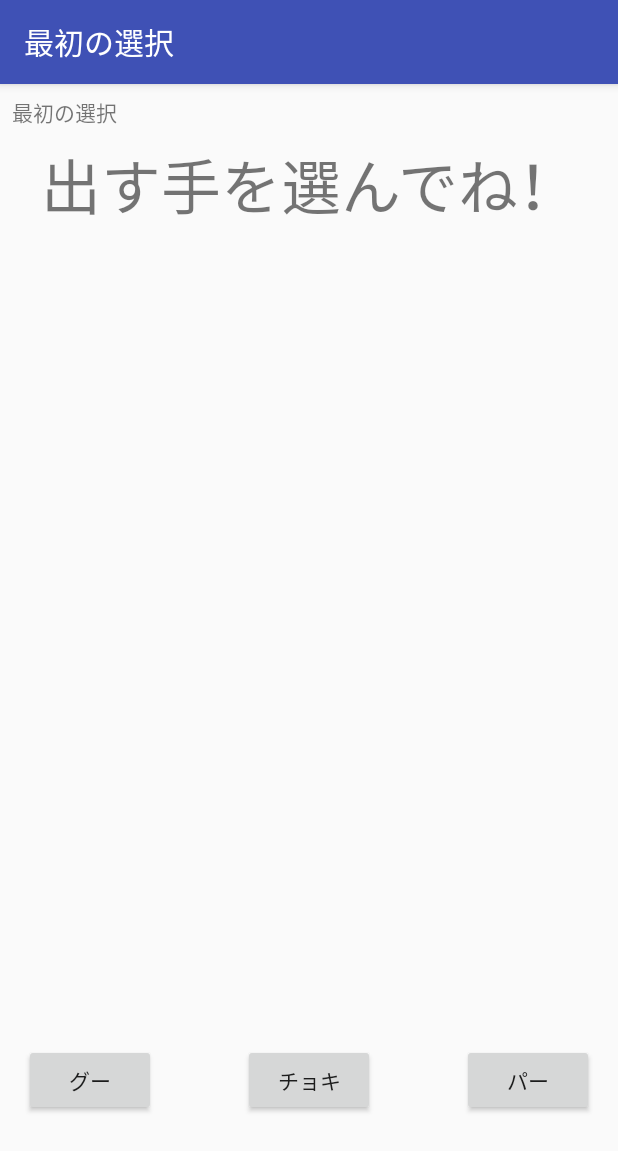
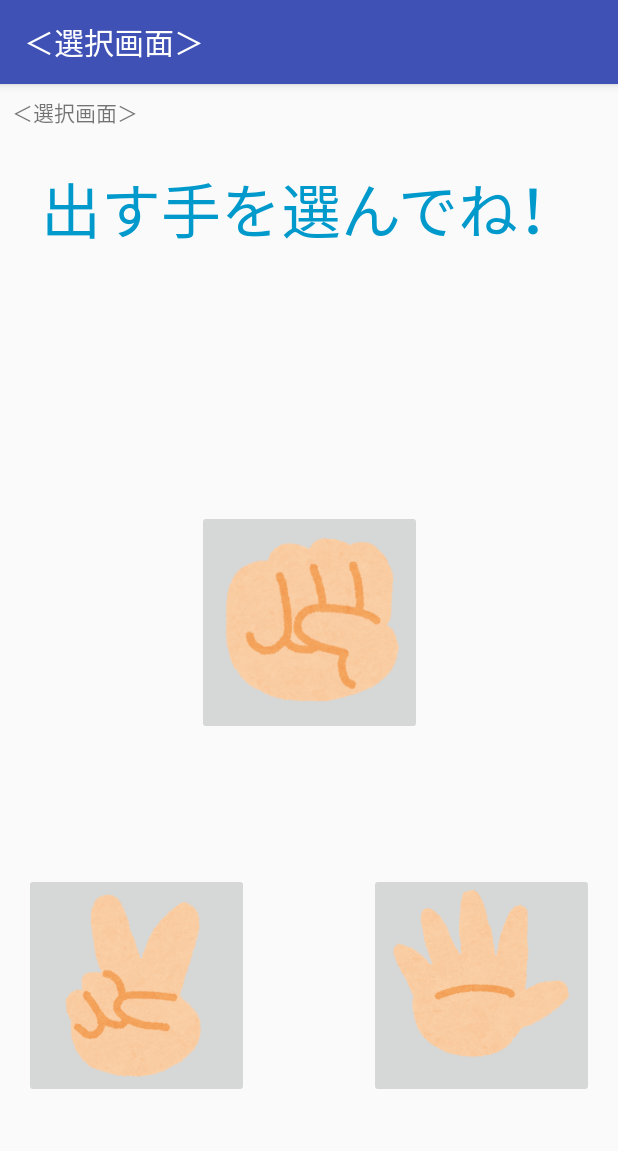
Before and after one commit to Bluewind12/App_zyanken_joke, an Android app: the ChoiceScreen screen opened directly, with no data from a screen before it, on a phone screen of 412 x 824 dp. Shown: the top 1151 px of the screen. Run offline under Robolectric (Android 15) with nearby library versions, the phone set to English and light mode, and no system bars.

```diff
--- a/app/src/main/java/com/example/momonyan/app_zyanken_joke/ChoiceScreen.kt
+++ b/app/src/main/java/com/example/momonyan/app_zyanken_joke/ChoiceScreen.kt
@@ -4,15 +4,16 @@ import android.content.Intent
 import android.os.Bundle
 import android.support.v7.app.AppCompatActivity
 import android.widget.Button
+import android.widget.ImageButton
 
 class ChoiceScreen : AppCompatActivity() {
     override fun onCreate(savedInstanceState: Bundle?) {
         super.onCreate(savedInstanceState)
         setContentView(R.layout.janken_first)
 
-        val rockButton = findViewById<Button>(R.id.gu_button)
-        val scissorsButton = findViewById<Button>(R.id.choki_button)
-        val paperButton = findViewById<Button>(R.id.pa_button)
+        val rockButton = findViewById<ImageButton>(R.id.gu_button)
+        val scissorsButton = findViewById<ImageButton>(R.id.choki_button)
+        val paperButton = findViewById<ImageButton>(R.id.pa_button)
         val winner = intent.getIntExtra("winner", 0)
 
         val nextIntent = Intent(this, QuestionScreen::class.java)
--- a/app/src/main/res/layout/janken_first.xml
+++ b/app/src/main/res/layout/janken_first.xml
@@ -1,8 +1,6 @@
 <?xml version="1.0" encoding="utf-8"?>
-<android.support.constraint.ConstraintLayout
-    xmlns:android="http://schemas.android.com/apk/res/android"
+<android.support.constraint.ConstraintLayout xmlns:android="http://schemas.android.com/apk/res/android"
     xmlns:app="http://schemas.android.com/apk/res-auto"
-    xmlns:tools="http://schemas.android.com/tools"
     android:layout_width="match_parent"
     android:layout_height="match_parent">
 
@@ -23,42 +21,55 @@
         android:layout_height="wrap_content"
         android:layout_marginEnd="8dp"
         android:layout_marginStart="8dp"
-        android:layout_marginTop="8dp"
-        android:text="出す手を選んでね！"
+        android:layout_marginTop="24dp"
+        android:text="@string/select"
+        android:textColor="@android:color/holo_blue_dark"
         android:textSize="40sp"
         app:layout_constraintEnd_toEndOf="parent"
         app:layout_constraintStart_toStartOf="parent"
         app:layout_constraintTop_toBottomOf="@+id/textView2" />
 
-    <Button
+    <ImageButton
         android:id="@+id/gu_button"
-        android:layout_width="wrap_content"
-        android:layout_height="wrap_content"
-        android:layout_marginBottom="80dp"
+        android:layout_width="150dp"
+        android:layout_height="150dp"
+        android:layout_marginBottom="180dp"
+        android:layout_marginEnd="16dp"
         android:layout_marginStart="16dp"
-        android:text="@string/gu"
+        android:layout_marginTop="16dp"
+        android:contentDescription="@string/gu"
+        android:scaleType="fitStart"
         app:layout_constraintBottom_toBottomOf="parent"
-        app:layout_constraintStart_toStartOf="parent" />
+        app:layout_constraintEnd_toEndOf="parent"
+        app:layout_constraintStart_toStartOf="parent"
+        app:layout_constraintTop_toBottomOf="@+id/textView"
+        app:srcCompat="@drawable/janken_gu" />
 
-    <Button
+    <ImageButton
         android:id="@+id/choki_button"
-        android:layout_width="wrap_content"
-        android:layout_height="wrap_content"
-        android:layout_marginBottom="80dp"
-        android:layout_marginEnd="8dp"
-        android:layout_marginStart="8dp"
-        android:text="@string/choki"
+        android:layout_width="150dp"
+        android:layout_height="150dp"
+        android:layout_marginBottom="16dp"
+        android:layout_marginStart="16dp"
+        android:layout_marginTop="16dp"
+        android:contentDescription="@string/choki"
+        android:scaleType="fitStart"
         app:layout_constraintBottom_toBottomOf="parent"
-        app:layout_constraintEnd_toStartOf="@+id/pa_button"
-        app:layout_constraintStart_toEndOf="@+id/gu_button" />
+        app:layout_constraintStart_toStartOf="parent"
+        app:layout_constraintTop_toBottomOf="@+id/gu_button"
+        app:srcCompat="@drawable/janken_choki" />
 
-    <Button
+    <ImageButton
         android:id="@+id/pa_button"
-        android:layout_width="wrap_content"
-        android:layout_height="wrap_content"
-        android:layout_marginBottom="80dp"
+        android:layout_width="150dp"
+        android:layout_height="150dp"
+        android:layout_marginBottom="16dp"
         android:layout_marginEnd="16dp"
-        android:text="@string/pa"
+        android:layout_marginTop="16dp"
+        android:contentDescription="@string/pa"
+        android:scaleType="fitStart"
         app:layout_constraintBottom_toBottomOf="parent"
-        app:layout_constraintEnd_toEndOf="parent" />
+        app:layout_constraintEnd_toEndOf="parent"
+        app:layout_constraintTop_toBottomOf="@+id/gu_button"
+        app:srcCompat="@drawable/janken_pa" />
 </android.support.constraint.ConstraintLayout>
--- a/app/src/main/res/values/strings.xml
+++ b/app/src/main/res/values/strings.xml
@@ -2,8 +2,9 @@
     <string name="app_name">じゃんけんゲーム</string>
     <string name="title">☆じゃんけんゲーム☆</string>
     <string name="start_button">じゃんけんを始める</string>
-    <string name="first_choice">最初の選択</string>
-    <string name="first_question">最初の質問</string>
+    <string name="first_choice">＜選択画面＞</string>
+    <string name="first_question">＜AI読み取り画面＞</string>
+    <string name="select">出す手を選んでね！</string>
     <string name="result">結果</string>
     <string name="gu">グー</string>
     <string name="choki">チョキ</string>
```
